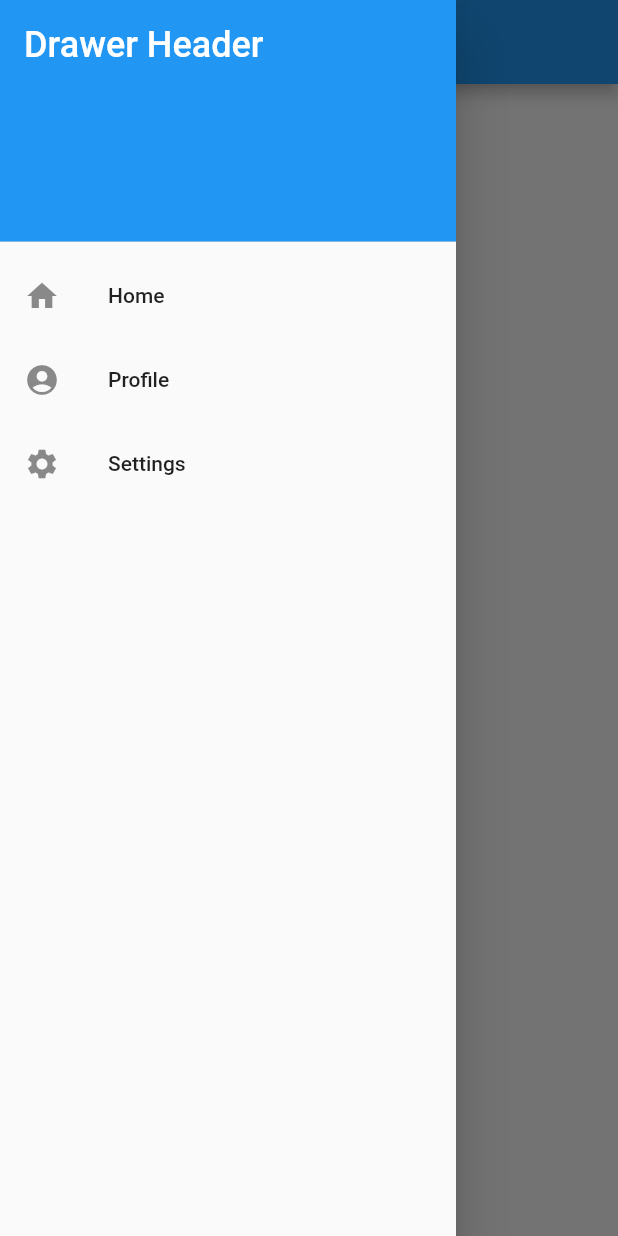
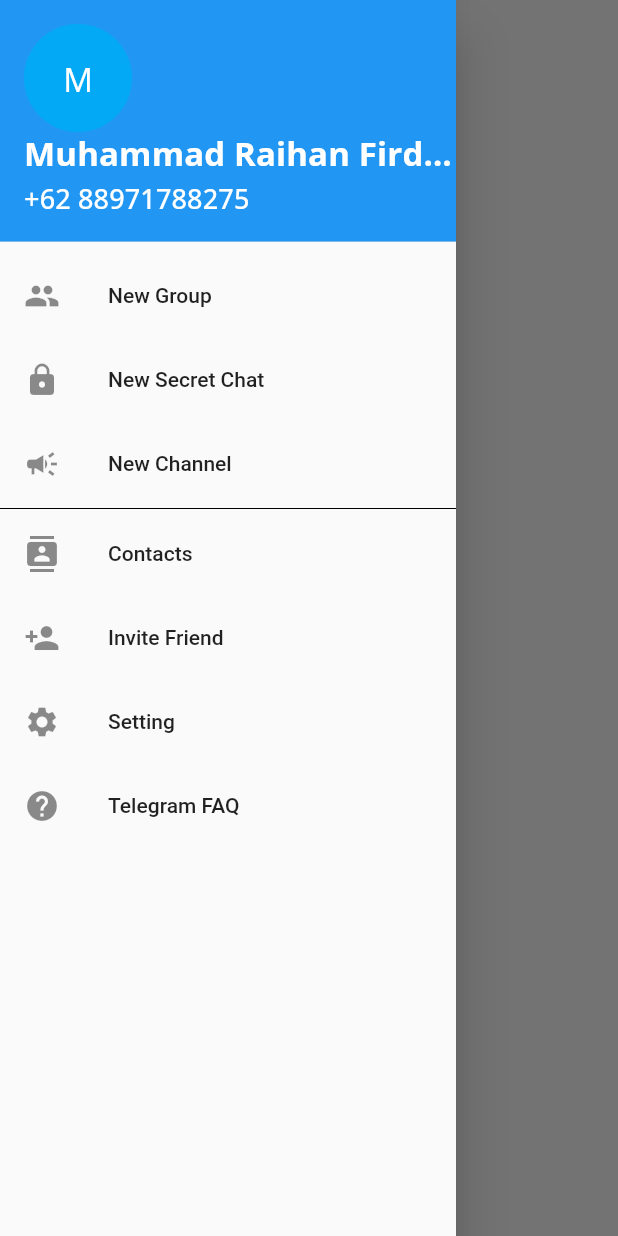
Before and after one commit to raihara/flutter_muhammad-raihan-firdaus, a Flutter app: the screen it shows after launch, with the side drawer open, on a phone screen of 412 x 824 dp. Run offline on Flutter 3.47's test engine with Material 2 defaults, Android fonts, the phone set to English and light mode, and no system bars; our stand-ins replace google_fonts.

Commit message:
Menambahakn file dart data, home, theme dan edit main memanggil class HomePage

```diff
--- /dev/null
+++ b/12_Platform Widget/Praktikum/test_andro/lib/home.dart
@@ -0,0 +1,82 @@
+import 'package:flutter/material.dart';
+import 'package:test_andro/theme.dart';
+import 'package:test_andro/data.dart';
+
+class HomePage extends StatefulWidget {
+  const HomePage({ Key? key }) : super(key: key);
+
+  @override
+  State<HomePage> createState() => _HomePageState();
+}
+
+class _HomePageState extends State<HomePage> {
+  @override
+  Widget build(BuildContext context) {
+    return Scaffold(
+      drawer: Drawer(
+        child: ListView(
+          children: [
+            UserAccountsDrawerHeader(
+              accountName: Text(
+                "Muhammad Raihan Firdaus",
+                style: Tema.kataHeading5.copyWith(
+                  fontWeight: FontWeight.bold,
+                  color: Colors.white,
+                ),
+              ),
+              accountEmail: Text(
+                "+62 88971788275",
+                style: Tema.kataHeading6.copyWith(
+                  color: Colors.white,
+                ),
+              ),
+              currentAccountPicture: CircleAvatar(
+                backgroundColor: Colors.lightBlue,
+                child: Text(
+                  "M",
+                  style: Tema.kataHeading5.copyWith(
+                    color: Colors.white,
+                  ),
+                ),
+              ),
+              ),
+            ListTile (
+              leading: Icon(Icons.people),
+              title: Text("New Group"),
+            ),
+            ListTile (
+              leading: Icon(Icons.lock),
+              title: Text("New Secret Chat"),
+            ),
+            ListTile (
+              leading: Icon(Icons.campaign),
+              title: Text("New Channel"),
+            ),
+            Divider(
+              height: 4,
+              indent: 0,
+              endIndent: 0,
+              color: Colors.black,
+            ),
+            ListTile (
+              leading: Icon(Icons.contacts),
+              title: Text("Contacts"),
+            ),
+            ListTile (
+              leading: Icon(Icons.person_add),
+              title: Text("Invite Friend"),
+            ),
+            ListTile (
+              leading: Icon(Icons.settings),
+              title: Text("Setting"),
+            ),
+            ListTile (
+              leading: Icon(Icons.help),
+              title: Text("Telegram FAQ"),
+            ),
+          ],
+        ),
+      ),
+    );
+  }
+}
--- a/12_Platform Widget/Praktikum/test_andro/lib/main.dart
+++ b/12_Platform Widget/Praktikum/test_andro/lib/main.dart
@@ -1,4 +1,5 @@
 import 'package:flutter/material.dart';
+import './home.dart';
 
 void main() {
   runApp(const MyApp());
@@ -24,148 +25,7 @@
         // is not restarted.
         primarySwatch: Colors.blue,
       ),
-      home: Scaffold(
-        appBar: AppBar(
-          title: const Text('Drawer Demo'),
-        ),
-        drawer: Drawer(
-          child: ListView(
-            padding: EdgeInsets.zero,
-            children: const <Widget>[
-              DrawerHeader(
-                decoration: BoxDecoration(
-                  color: Colors.blue,
-                ),
-                child: Text(
-                  'Drawer Header',
-                  style: TextStyle(
-                    color: Colors.white,
-                    fontSize: 24,
-                  ),
-                ),
-              ),
-              ListTile(
-                leading: Icon(Icons.home),
-                title: Text('Home'),
-              ),
-              ListTile(
-                leading: Icon(Icons.account_circle),
-                title: Text('Profile'),
-              ),
-              ListTile(
-                leading: Icon(Icons.settings),
-                title: Text('Settings'),
-              ),
-            ],
-          ),
-        ),
-      )
+      home: const HomePage(),
     );
   }
 }
-
-// class MyHome extends StatefulWidget {
-//   const MyHome({ Key? key }) : super(key: key);
-
-//   @override
-//   State<MyHome> createState() => _MyHomeState();
-// }
-
-// class _MyHomeState extends State<MyHome> {
-//   @override
-//   Widget build(BuildContext context) {
-//     return MaterialApp(
-//       theme: ThemeData.dark(),
-//       home: const Scaffold(
-//         appBar: AppBar('Telegram'),
-//         drawer: Drawer(...),
-//         body: Text('Selamat datang di flutter'),
-//         bottomNavigationBar: BottomNavigationBar(items: Home),
-//     );
-//   }
-// }
-
-// // class MyHomePage extends StatefulWidget {
-// //   const MyHomePage({Key? key, required this.title}) : super(key: key);
-
-// //   // This widget is the home page of your application. It is stateful, meaning
-// //   // that it has a State object (defined below) that contains fields that affect
-// //   // how it looks.
-
-// //   // This class is the configuration for the state. It holds the values (in this
-// //   // case the title) provided by the parent (in this case the App widget) and
-// //   // used by the build method of the State. Fields in a Widget subclass are
-// //   // always marked "final".
-
-// //   final String title;
-
-// //   @override
-// //   State<MyHomePage> createState() => _MyHomePageState();
-// // }
-
-// // class _MyHomePageState extends State<MyHomePage> {
-// //   int _counter = 0;
-
-// //   void _incrementCounter() {
-// //     setState(() {
-// //       // This call to setState tells the Flutter framework that something has
-// //       // changed in this State, which causes it to rerun the build method below
-// //       // so that the display can reflect the updated values. If we changed
-// //       // _counter without calling setState(), then the build method would not be
-// //       // called again, and so nothing would appear to happen.
-// //       _counter++;
-// //     });
-// //   }
-
-// //   @override
-// //   Widget build(BuildContext context) {
-// //     // This method is rerun every time setState is called, for instance as done
-// //     // by the _incrementCounter method above.
-// //     //
-// //     // The Flutter framework has been optimized to make rerunning build methods
-// //     // fast, so that you can just rebuild anything that needs updating rather
-// //     // than having to individually change instances of widgets.
-// //     return Scaffold(
-// //       appBar: AppBar(
-// //         // Here we take the value from the MyHomePage object that was created by
-// //         // the App.build method, and use it to set our appbar title.
-// //         title: Text(widget.title),
-// //       ),
-// //       body: Center(
-// //         // Center is a layout widget. It takes a single child and positions it
-// //         // in the middle of the parent.
-// //         child: Column(
-// //           // Column is also a layout widget. It takes a list of children and
-// //           // arranges them vertically. By default, it sizes itself to fit its
-// //           // children horizontally, and tries to be as tall as its parent.
-// //           //
-// //           // Invoke "debug painting" (press "p" in the console, choose the
-// //           // "Toggle Debug Paint" action from the Flutter Inspector in Android
-// //           // Studio, or the "Toggle Debug Paint" command in Visual Studio Code)
-// //           // to see the wireframe for each widget.
-// //           //
-// //           // Column has various properties to control how it sizes itself and
-// //           // how it positions its children. Here we use mainAxisAlignment to
-// //           // center the children vertically; the main axis here is the vertical
-// //           // axis because Columns are vertical (the cross axis would be
-// //           // horizontal).
-// //           mainAxisAlignment: MainAxisAlignment.center,
-// //           children: <Widget>[
-// //             const Text(
-// //               'You have pushed the button this many times:',
-// //             ),
-// //             Text(
-// //               '$_counter',
-// //               style: Theme.of(context).textTheme.headline4,
-// //             ),
-// //           ],
-// //         ),
-// //       ),
-// //       floatingActionButton: FloatingActionButton(
-// //         onPressed: _incrementCounter,
-// //         tooltip: 'Increment',
-// //         child: const Icon(Icons.add),
-// //       ), // This trailing comma makes auto-formatting nicer for build methods.
-// //     );
-// //   }
-// //
--- /dev/null
+++ b/12_Platform Widget/Praktikum/test_andro/lib/theme.dart
@@ -0,0 +1,39 @@
+import 'dart:ui';
+
+import 'package:flutter/material.dart';
+import 'package:google_fonts/google_fonts.dart';
+
+class Tema {
+  static double defaultMargin = 10;
+
+  static TextStyle kataHeading5 = GoogleFonts.openSans(
+    fontSize: 22,
+    fontWeight: FontWeight.w400,
+    letterSpacing: 0.10,
+    color: Colors.black
+  );
+  static TextStyle kataHeading6 = GoogleFonts.openSans(
+    fontSize: 18,
+    fontWeight: FontWeight.w500,
+    letterSpacing: 0.10,
+    color: Colors.black
+  );
+  static TextStyle quote = GoogleFonts.openSans(
+    fontSize: 14,
+    fontWeight: FontWeight.w400,
+    letterSpacing: 0.10,
+    color: Colors.black
+  );
+  static TextStyle bodyParagraf = GoogleFonts.openSans(
+    fontSize: 12,
+    fontWeight: FontWeight.w400,
+    letterSpacing: 0.20,
+    color: Colors.black
+  );
+  static TextStyle bodyParagraf2 = GoogleFonts.openSans(
+    fontSize: 14,
+    fontWeight: FontWeight.w400,
+    letterSpacing: 0.10,
+    color: Colors.black
+  );
+}
--- a/12_Platform Widget/Praktikum/test_andro/pubspec.yaml
+++ b/12_Platform Widget/Praktikum/test_andro/pubspec.yaml
@@ -29,6 +29,7 @@
 dependencies:
   flutter:
     sdk: flutter
+  google_fonts: ^2.3.1
 
 
   # The following adds the Cupertino Icons font to your application.
```
Also changed, not shown: 12_Platform Widget/Praktikum/test_andro/lib/data.dart (added, +68 -0 lines), 12_Platform Widget/Praktikum/test_andro/pubspec.lock.
